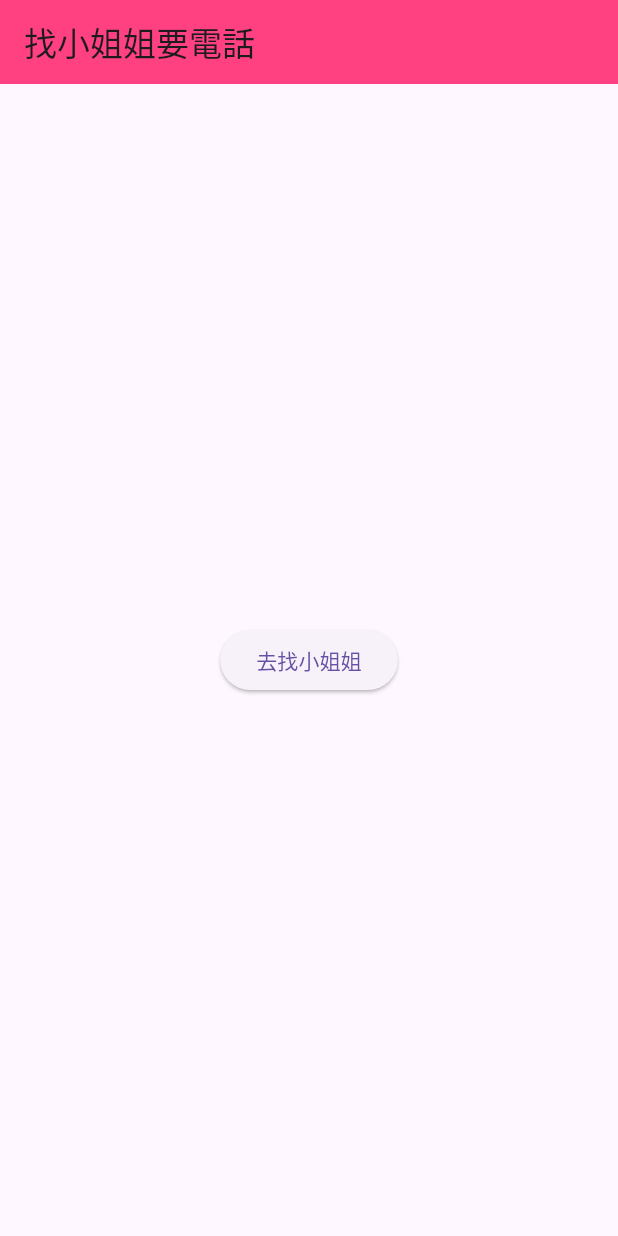
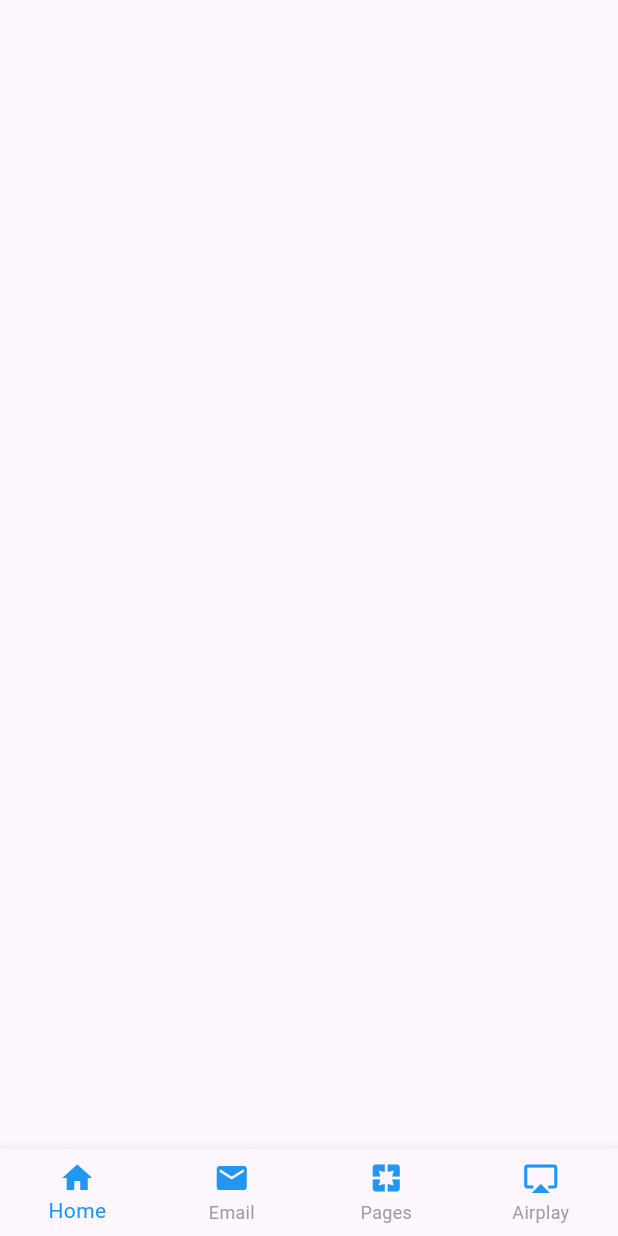
Before and after one commit to redfish-27182/my_flutter_learning, a Flutter app: the screen it shows after launch, on a phone screen of 412 x 824 dp. Run offline on Flutter 3.47's test engine with Material 3 defaults, Android fonts, the light colour scheme and no system bars.

Commit message:
class 15: 底部路徑導航

```diff
--- /dev/null
+++ b/lib/bottom_navigation_widget.dart
@@ -0,0 +1,76 @@
+import 'package:flutter/material.dart';
+
+// ==========================================
+// 🏠 底部導航欄的主體（外殼積木）
+// ==========================================
+class BottomNavigationWidget extends StatefulWidget {
+  @override
+  // 💡 建立一個「狀態大腦（State）」，用來管理這頁所有會動的資料
+  _BottomNavigationWidgetState createState() => _BottomNavigationWidgetState();
+}
+
+// ==========================================
+// 🧠 底部導航欄的狀態大腦（實際負責畫畫面與記錄數據）
+// ==========================================
+class _BottomNavigationWidgetState extends State<BottomNavigationWidget> {
+  // 💡 自訂一個顏色變數，未來想換主題色時，只要改這裡，所有按鈕一起變色！
+  final _BottomNavigationWidgetColor = Colors.blue;
+
+  @override
+  Widget build(BuildContext context) {
+    return Scaffold(
+      // 💡 bottomNavigationBar 是 Scaffold 專門用來放底部導航欄的骨架位子
+      bottomNavigationBar: BottomNavigationBar(
+
+        // 🔥 關鍵解鎖：當項目 >= 4 個時，必須強制設定為 fixed，否則沒點到的按鈕字體會消失！
+        type: BottomNavigationBarType.fixed,
+
+        // 🎨 設定被點選時的標籤文字顏色
+        selectedItemColor: _BottomNavigationWidgetColor,
+        // 🎨 設定未被點選時的標籤文字顏色（通常用灰色比較有層次感）
+        unselectedItemColor: Colors.grey,
+
+        // 📥 items 陣列：裡面用來擺放導航欄的各個按鈕項目（必須 >= 2 個項目）
+        items: [
+          // 🛑 項目 1：首頁
+          BottomNavigationBarItem(
+            icon: Icon(
+              Icons.home,
+              // 💡 小提示：因為我們在外層統一設定了 selected/unselected 顏色，
+              // 這裡的 color: 屬性其實可以放心地整行刪掉，讓外層大總管自動控制喔！
+              color: _BottomNavigationWidgetColor,
+            ),
+            label: 'Home', // 新版寫法：直接給純字串，不能寫 Text() 喔！
+          ),
+
+          // 🛑 項目 2：電子郵件
+          BottomNavigationBarItem(
+            icon: Icon(
+              Icons.email,
+              color: _BottomNavigationWidgetColor,
+            ),
+            label: 'Email',
+          ),
+
+          // 🛑 項目 3：分頁
+          BottomNavigationBarItem(
+            icon: Icon(
+              Icons.pages,
+              color: _BottomNavigationWidgetColor,
+            ),
+            label: 'Pages',
+          ),
+
+          // 🛑 項目 4：無線投屏
+          BottomNavigationBarItem(
+            icon: Icon(
+              Icons.airplay,
+              color: _BottomNavigationWidgetColor,
+            ),
+            label: 'Airplay',
+          )
+        ],
+      ),
+    );
+  }
+}
--- a/lib/do_by_myself.dart
+++ b/lib/do_by_myself.dart
@@ -23,7 +23,7 @@ class firstPage extends StatelessWidget {
         return Container(
           width: 250.0,
           height: 60.0,
-          margin: const EdgeInsets.symmetric(vertical: 8.0), // 順便幫按鈕上下留點空隙，不會黏在一起
+          //margin: const EdgeInsets.symmetric(vertical: 8.0), // 順便幫按鈕上下留點空隙，不會黏在一起
           decoration: BoxDecoration(
             color: Colors.orange,
             borderRadius: BorderRadius.circular(4.0), // 你的俐落小圓角
--- a/lib/main.dart
+++ b/lib/main.dart
@@ -1,129 +1,15 @@
 import 'package:flutter/material.dart';
+import 'bottom_navigation_widget.dart';
 
-void main() {
-  runApp(const MyApp());
-}
+void main() => runApp(MyApp());
 
-class MyApp extends StatelessWidget {
-  const MyApp({super.key});
-
+class MyApp extends StatelessWidget{
   @override
-  Widget build(BuildContext context) {
+  Widget build(BuildContext context){
     return MaterialApp(
-      title: '頁面跳轉返回程序',
-      home: firstPage(),
+      title:'Flutter bottomNavigationBar',
+      theme: ThemeData.light(),
+      home: BottomNavigationWidget()
     );
   }
 }
-
-// 主頁面
-class firstPage extends StatelessWidget {
-  @override
-  Widget build(BuildContext context) {
-    return Scaffold(
-      appBar: AppBar(
-        title: const Text('找小姐姐要電話'),
-        backgroundColor: Colors.pinkAccent, // 💡 配合主題換個粉紅色系
-      ),
-      body: Center(
-        child: RouteButton(), // 💡 呼叫底下的自訂按鈕元件
-      ),
-    );
-  }
-}
-
-// ==========================================
-// 👆 自訂的跳轉按鈕元件
-// ==========================================
-class RouteButton extends StatelessWidget {
-  @override
-  Widget build(BuildContext context) {
-    return ElevatedButton(
-      onPressed: () {
-        // 💡 點擊時，執行底下的異步跳轉函數，並把目前的身分證 (context) 傳過去
-        _navigateToLittleSister(context);
-      },
-      //style: ElevatedButton.styleFrom(backgroundColor: Colors.pink),
-      child: const Text('去找小姐姐'),
-    );
-  }
-
-  // 💡 關鍵異步函數：async 與 await 是一對的！
-  // 因為我們不知道小姐姐會考慮多久，所以要用 `await` 卡住，等她回傳結果
-  _navigateToLittleSister(BuildContext context) async {
-
-    // 💡 坐高鐵去第二頁，並且「等待（await）」Navigator.pop 回傳的值
-    // 當小姐姐那一頁 pop 時，回傳的字串會自動塞進 `result` 變數裡
-    final result = await Navigator.push(
-      context,
-      MaterialPageRoute(builder: (context) => LittleSister()),
-    );
-
-    // 💡 檢查機制：萬一使用者直接按手機內建的返回鍵，result 可能會是 null
-    if (result == null) return;
-
-    // 💡 修正：改用現代標準的 ScaffoldMessenger
-    // 在螢幕最下方彈出一個黑底提示泡泡，把小姐姐回傳的結果 ($result) 印出來！
-    ScaffoldMessenger.of(context).showSnackBar(
-      SnackBar(
-        content: Text('小姐姐的回覆：$result'),
-        duration: const Duration(seconds: 3), // 提示顯示 3 秒
-      ),
-    );
-  }
-}
-
-// ==========================================
-// 👩 第二頁：小姐姐本尊畫面 (原本漏掉的積木)
-// ==========================================
-class LittleSister extends StatelessWidget {
-  @override
-  Widget build(BuildContext context) {
-    return Scaffold(
-      appBar: AppBar(
-        title: const Text('遇到小姐姐了'),
-      ),
-      body: Center(
-        // 用 Column 把文字和兩個按鈕垂直排好
-        child: Column(
-          mainAxisAlignment: MainAxisAlignment.center,
-          children: [
-            // 按鈕一：願意給電話
-            ElevatedButton(
-              style: ElevatedButton.styleFrom(backgroundColor: Colors.green),
-
-              child: const Text('程益懸小姐姐'),
-              onPressed: () {
-                // 💡 關鍵：pop 的第二個參數，就是你要傳回給第一頁的「神秘禮物（資料）」！
-                Navigator.pop(context, '我有男友了');
-              },
-            ),
-
-            const SizedBox(height: 15),
-
-            ElevatedButton(
-              style: ElevatedButton.styleFrom(backgroundColor: Colors.blue),
-              onPressed: () {
-                // 💡 關鍵：pop 的第二個參數，就是你要傳回給第一頁的「神秘禮物（資料）」！
-                Navigator.pop(context, '操你媽死矮子滾選一點');
-              },
-              child: const Text('渠利安小姐姐'),
-            ),
-
-            const SizedBox(height: 15),
-
-            // 按鈕二：拒絕
-            ElevatedButton(
-              style: ElevatedButton.styleFrom(backgroundColor: Colors.red),
-              onPressed: () {
-                // 💡 拒絕時，傳回另外一個字串
-                Navigator.pop(context, '......');
-              },
-              child: const Text('楊囹圄小姐姐'),
-            ),
-          ],
-        ),
-      ),
-    );
-  }
-}
```
